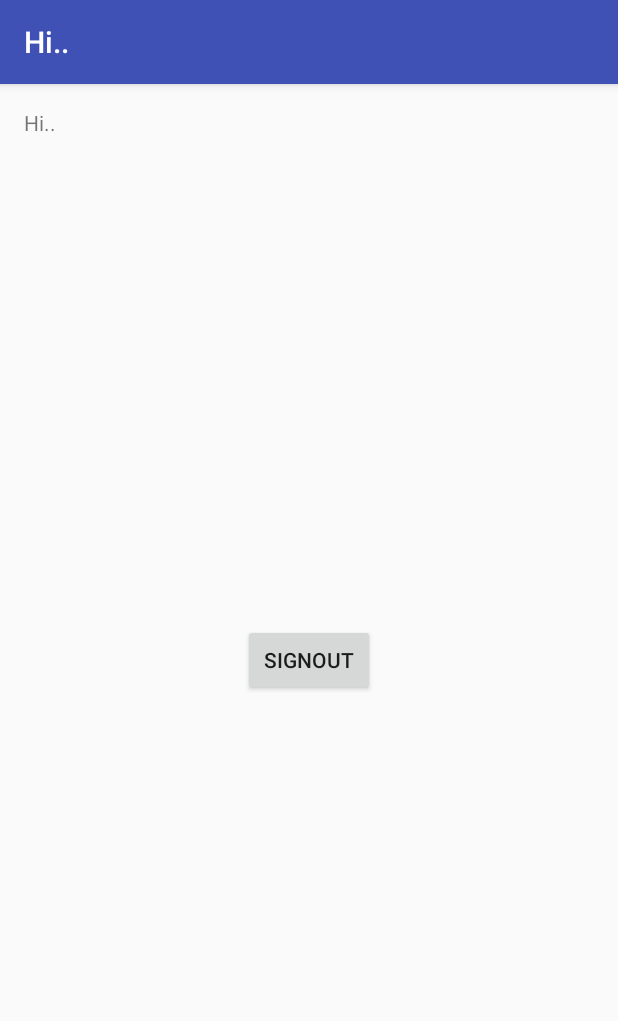
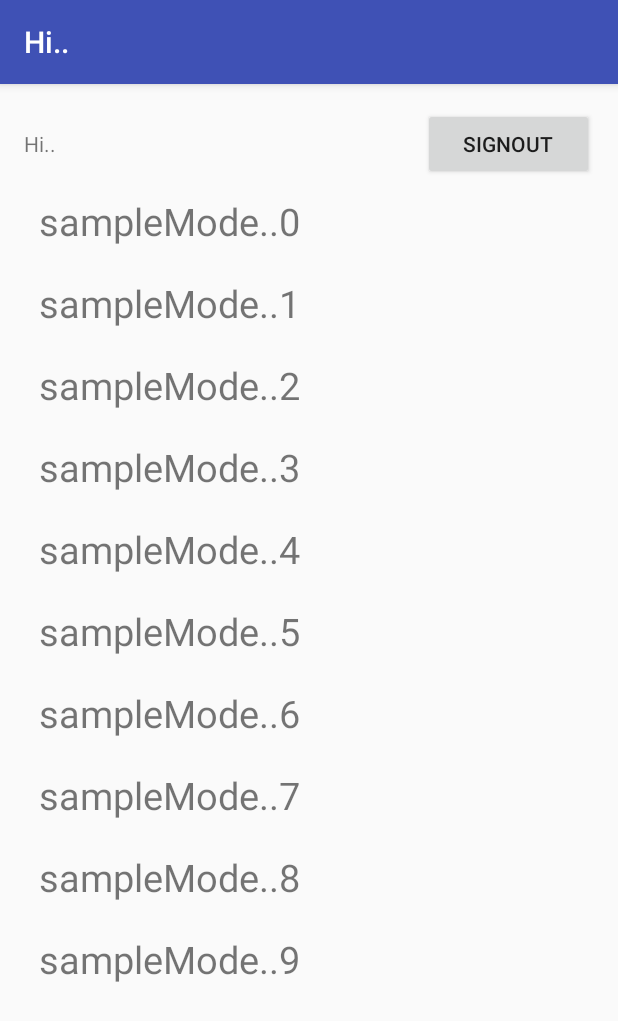
Before and after one commit to lakshmanraob/MyFireBaseProject, an Android app: the fragment AuthFragment placed in its activity, on a phone screen of 412 x 824 dp. Shown: the top 1021 px of the screen. Run offline under Robolectric (Android 15) with nearby library versions, the phone set to English and light mode, and no system bars; our stand-ins replace Firebase (no records; nobody signed in at launch, a user with empty details on screens opened directly); 1 statement that could not run was skipped.

Commit message:
Update for the SampleModel and ListView display

```diff
--- a/app/build.gradle
+++ b/app/build.gradle
@@ -30,7 +30,7 @@ dependencies {
     compile 'com.android.support:design:25.0.0'
     testCompile 'junit:junit:4.12'
     compile 'com.google.android.gms:play-services:9.6.1'
-    compile 'com.android.support:design:25.0.0'
+    compile 'com.android.support:recyclerview-v7:25.0,0'
 }
 
 apply plugin: 'com.google.gms.google-services'
--- a/app/src/main/AndroidManifest.xml
+++ b/app/src/main/AndroidManifest.xml
@@ -19,6 +19,9 @@
                 <category android:name="android.intent.category.LAUNCHER" />
             </intent-filter>
         </activity>
+        <activity
+            android:name=".activities.SampleDetailsActivity"
+            android:parentActivityName=".AuthenticationActivity"/>
     </application>
 
 </manifest>
--- /dev/null
+++ b/app/src/main/java/com/fbauth/checAuth/adapters/SampleRecyclerAdapter.java
@@ -0,0 +1,64 @@
+package com.fbauth.checAuth.adapters;
+
+import android.support.v7.widget.RecyclerView;
+import android.view.LayoutInflater;
+import android.view.View;
+import android.view.ViewGroup;
+import android.widget.TextView;
+
+import com.fbauth.checAuth.R;
+import com.fbauth.checAuth.fragment.AuthFragment;
+import com.fbauth.checAuth.models.SampleModel;
+
+import java.util.List;
+
+/**
+ * Created by labattula on 19/01/17.
+ */
+
+public class SampleRecyclerAdapter extends RecyclerView.Adapter<SampleRecyclerAdapter.sampleViewHolder> {
+
+    private List<SampleModel> sampleModelList;
+
+    private AuthFragment.recyclerItemClickListener listener;
+
+    public void setSampleModelList(List<SampleModel> modelList, AuthFragment.recyclerItemClickListener listener) {
+        this.sampleModelList = modelList;
+        this.listener = listener;
+    }
+
+    @Override
+    public sampleViewHolder onCreateViewHolder(ViewGroup parent, int viewType) {
+        View itemView = LayoutInflater.from(parent.getContext()).inflate(R.layout.sample_layout, parent, false);
+        return new sampleViewHolder(itemView);
+    }
+
+    @Override
+    public void onBindViewHolder(sampleViewHolder holder, int position) {
+        final SampleModel model = sampleModelList.get(position);
+        holder.sampleTextView.setText(model.getModelString());
+        holder.sampleTextView.setOnClickListener(new View.OnClickListener() {
+            @Override
+            public void onClick(View view) {
+                listener.clickModel(model);
+            }
+        });
+    }
+
+    @Override
+    public int getItemCount() {
+        return sampleModelList.size();
+    }
+
+
+    class sampleViewHolder extends RecyclerView.ViewHolder {
+
+        public TextView sampleTextView;
+
+        public sampleViewHolder(View itemView) {
+            super(itemView);
+
+            sampleTextView = (TextView) itemView.findViewById(R.id.sampleTxt);
+        }
+    }
+}
--- a/app/src/main/java/com/fbauth/checAuth/fragment/AuthFragment.java
+++ b/app/src/main/java/com/fbauth/checAuth/fragment/AuthFragment.java
@@ -1,9 +1,13 @@
 package com.fbauth.checAuth.fragment;
 
 import android.content.Context;
+import android.content.Intent;
 import android.os.Bundle;
 import android.support.annotation.NonNull;
 import android.support.annotation.Nullable;
+import android.support.v7.widget.DefaultItemAnimator;
+import android.support.v7.widget.LinearLayoutManager;
+import android.support.v7.widget.RecyclerView;
 import android.util.Log;
 import android.view.LayoutInflater;
 import android.view.View;
@@ -13,6 +17,10 @@ import android.widget.TextView;
 import android.widget.Toast;
 
 import com.fbauth.checAuth.R;
+import com.fbauth.checAuth.activities.SampleDetailsActivity;
+import com.fbauth.checAuth.adapters.SampleRecyclerAdapter;
+import com.fbauth.checAuth.models.SampleModel;
+import com.fbauth.checAuth.models.SampleModelDetails;
 import com.fbauth.checAuth.models.User;
 import com.google.firebase.auth.FirebaseAuth;
 import com.google.firebase.auth.FirebaseUser;
@@ -21,6 +29,8 @@ import com.google.firebase.database.DatabaseError;
 import com.google.firebase.database.DatabaseReference;
 import com.google.firebase.database.FirebaseDatabase;
 import com.google.firebase.database.ValueEventListener;
+
+import java.util.ArrayList;
 
 /**
  * Created by labattula on 24/10/16.
@@ -36,8 +46,19 @@ public class AuthFragment extends BaseFragment {
     private FirebaseDatabase mFireDatabaseInstance;
     private DatabaseReference mDatabaseReference;
 
+    ArrayList<SampleModel> sampleModelArrayList = null;
+
     public AuthFragment() {
+        fillSampleList();
+    }
 
+    private void fillSampleList() {
+        sampleModelArrayList = new ArrayList<>();
+        for (int i = 0; i < 10; i++) {
+            SampleModel model = new SampleModel();
+            model.setModelString("sampleMode.." + i);
+            sampleModelArrayList.add(model);
+        }
     }
 
     public static AuthFragment getInstance() {
@@ -98,6 +119,7 @@ public class AuthFragment extends BaseFragment {
                 Toast.makeText(getActivity(), connectedUser.getProfile().getPhoneNumber(), Toast.LENGTH_SHORT).show();
 
                 Log.i("check", "onDataChange: ");
+                launchSampleList();
             }
 
             @Override
@@ -106,6 +128,18 @@ public class AuthFragment extends BaseFragment {
             }
         });
 
+    }
+
+    private void launchSampleList() {
+        SampleRecyclerAdapter adapter = new SampleRecyclerAdapter();
+        adapter.setSampleModelList(sampleModelArrayList, recyclerItemClickListener);
+        RecyclerView.LayoutManager mLayoutManager = new LinearLayoutManager(getContext());
+        views.sampleRecyclerView.setLayoutManager(mLayoutManager);
+        views.sampleRecyclerView.setItemAnimator(new DefaultItemAnimator());
+        views.sampleRecyclerView.setAdapter(adapter);
+        // use this setting to improve performance if you know that changes
+        // in content do not change the layout size of the RecyclerView
+        views.sampleRecyclerView.setHasFixedSize(true);
     }
 
     @Override
@@ -148,13 +182,29 @@ public class AuthFragment extends BaseFragment {
         Toast.makeText(getActivity(), str, Toast.LENGTH_SHORT).show();
     }
 
+    recyclerItemClickListener recyclerItemClickListener = new recyclerItemClickListener() {
+        @Override
+        public void clickModel(SampleModel model) {
+            Toast.makeText(getContext(), model.getModelString(), Toast.LENGTH_SHORT).show();
+            Intent intent = new Intent();
+            intent.setClass(getContext(), SampleDetailsActivity.class);
+            startActivity(intent);
+        }
+    };
+
     static class AuthViews {
         final TextView loggedUserView;
         final Button signOutBtn;
+        final RecyclerView sampleRecyclerView;
 
         public AuthViews(View view) {
             loggedUserView = (TextView) view.findViewById(R.id.hi_user);
             signOutBtn = (Button) view.findViewById(R.id.signOutBtn);
+            sampleRecyclerView = (RecyclerView) view.findViewById(R.id.sampleList);
         }
     }
+
+    public interface recyclerItemClickListener {
+        public void clickModel(SampleModel model);
+    }
 }
--- /dev/null
+++ b/app/src/main/java/com/fbauth/checAuth/models/SampleModel.java
@@ -0,0 +1,37 @@
+package com.fbauth.checAuth.models;
+
+import android.support.v7.widget.RecyclerView;
+
+/**
+ * Created by labattula on 19/01/17.
+ */
+
+public class SampleModel {
+    private String modelString;
+    private String modelImage;
+    private String modelDate;
+
+    public String getModelString() {
+        return modelString;
+    }
+
+    public void setModelString(String modelString) {
+        this.modelString = modelString;
+    }
+
+    public String getModelImage() {
+        return modelImage;
+    }
+
+    public void setModelImage(String modelImage) {
+        this.modelImage = modelImage;
+    }
+
+    public String getModelDate() {
+        return modelDate;
+    }
+
+    public void setModelDate(String modelDate) {
+        this.modelDate = modelDate;
+    }
+}
--- a/app/src/main/res/layout/fragment_profile.xml
+++ b/app/src/main/res/layout/fragment_profile.xml
@@ -11,17 +11,35 @@
     android:paddingTop="@dimen/activity_vertical_margin"
     app:layout_behavior="@string/appbar_scrolling_view_behavior">
 
+    <LinearLayout
+        android:id="@+id/profileLayout"
+        android:layout_width="match_parent"
+        android:layout_height="wrap_content"
+        android:orientation="horizontal">
+
+
         <TextView
             android:id="@+id/hi_user"
-        android:layout_width="wrap_content"
+            android:layout_width="0dp"
             android:layout_height="wrap_content"
+            android:layout_weight="7"
             android:text="Hello World!" />
 
         <Button
             android:id="@+id/signOutBtn"
-        android:layout_width="wrap_content"
+            android:layout_width="0dp"
             android:layout_height="wrap_content"
-        android:layout_centerInParent="true"
+            android:layout_weight="3"
             android:text="@string/btn_sign_out"
             tools:text="SignOut" />
+    </LinearLayout>
+
+    <android.support.v7.widget.RecyclerView
+        android:id="@+id/sampleList"
+        android:layout_width="match_parent"
+        android:layout_height="wrap_content"
+        android:layout_below="@id/profileLayout"
+        android:scrollbars="vertical">
+
+    </android.support.v7.widget.RecyclerView>
 </RelativeLayout>
--- /dev/null
+++ b/app/src/main/res/layout/sample_layout.xml
@@ -0,0 +1,8 @@
+<?xml version="1.0" encoding="utf-8"?>
+<TextView xmlns:android="http://schemas.android.com/apk/res/android"
+    android:id="@+id/sampleTxt"
+    android:layout_width="match_parent"
+    android:layout_height="wrap_content"
+    android:padding="10dp"
+    android:text="lakshman"
+    android:textSize="25sp" />
```
Also changed, not shown: app/src/main/java/com/fbauth/checAuth/activities/SampleDetailsActivity.java (added, +38 -0 lines), app/src/main/java/com/fbauth/checAuth/models/SampleModelDetails.java (added, +18 -0 lines), app/src/main/java/com/fbauth/checAuth/models/User.java (added, +18 -0 lines), app/src/main/java/com/fbauth/checAuth/utils/Constants.java (added, +11 -0 lines), app/src/main/res/layout/activity_sample_details.xml (added, +14 -0 lines). Lines whose indentation alone changed are shown as unchanged.
